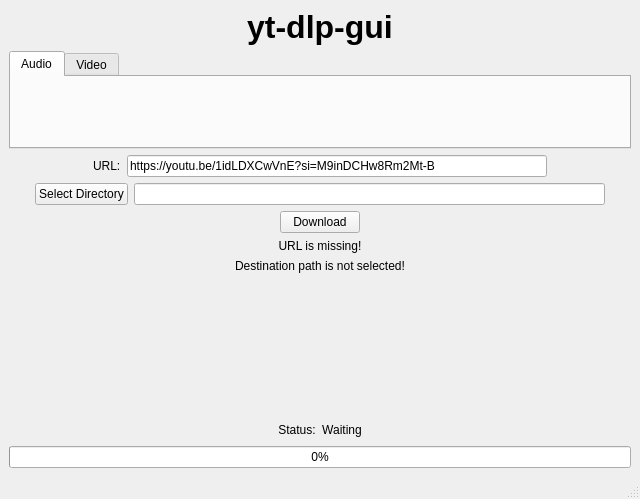
Bundes197/yt-dlp-gui, file maingui.ui: the form before one commit.
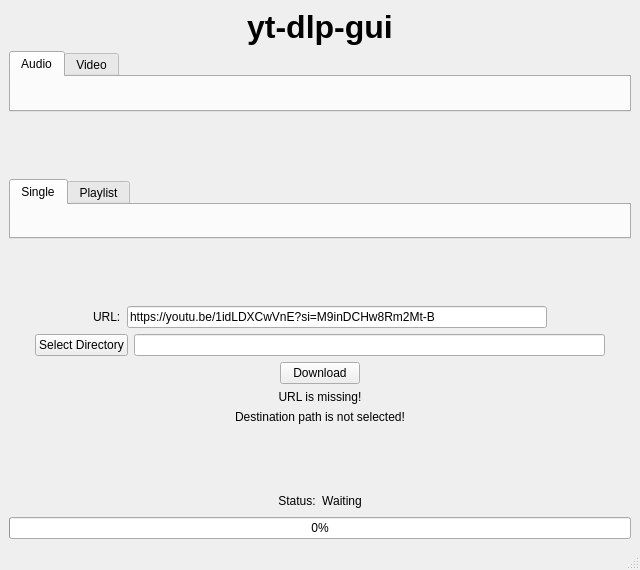
The form after the commit.

Commit message: feat: empty playlist/video tab, minor changes

```diff
--- a/maingui.ui
+++ b/maingui.ui
@@ -7,7 +7,7 @@
     <x>0</x>
     <y>0</y>
     <width>640</width>
-    <height>499</height>
+    <height>570</height>
    </rect>
   </property>
   <property name="windowTitle">
@@ -48,8 +48,8 @@
      <widget class="QTabWidget" name="tabWidget">
       <property name="minimumSize">
        <size>
-        <width>616</width>
-        <height>98</height>
+        <width>0</width>
+        <height>0</height>
        </size>
       </property>
       <property name="currentIndex">
@@ -69,6 +69,51 @@
       </widget>
      </widget>
     </item>
+    <item>
+     <spacer name="verticalSpacer">
+      <property name="orientation">
+       <enum>Qt::Orientation::Vertical</enum>
+      </property>
+      <property name="sizeHint" stdset="0">
+       <size>
+        <width>20</width>
+        <height>40</height>
+       </size>
+      </property>
+     </spacer>
+    </item>
+    <item>
+     <widget class="QTabWidget" name="tabWidget_2">
+      <property name="currentIndex">
+       <number>0</number>
+      </property>
+      <widget class="QWidget" name="singleTab">
+       <attribute name="title">
+        <string>Single</string>
+       </attribute>
+       <layout class="QVBoxLayout" name="verticalLayout_6"/>
+      </widget>
+      <widget class="QWidget" name="playlistTab">
+       <attribute name="title">
+        <string>Playlist</string>
+       </attribute>
+       <layout class="QVBoxLayout" name="verticalLayout_7"/>
+      </widget>
+     </widget>
+    </item>
+    <item>
+     <spacer name="verticalSpacer_4">
+      <property name="orientation">
+       <enum>Qt::Orientation::Vertical</enum>
+      </property>
+      <property name="sizeHint" stdset="0">
+       <size>
+        <width>20</width>
+        <height>40</height>
+       </size>
+      </property>
+     </spacer>
+    </item>
     <item>
      <layout class="QHBoxLayout" name="horizontalLayout" stretch="3,1,15,3">
       <item>
@@ -255,19 +300,6 @@
         </property>
        </widget>
       </item>
-      <item>
-       <spacer name="verticalSpacer_3">
-        <property name="orientation">
-         <enum>Qt::Orientation::Vertical</enum>
-        </property>
-        <property name="sizeHint" stdset="0">
-         <size>
-          <width>20</width>
-          <height>40</height>
-         </size>
-        </property>
-       </spacer>
-      </item>
      </layout>
     </item>
     <item>
```
Left out of the diff: 3 changed lines with no effect on the pictures. The commit also changes 1 other file.
